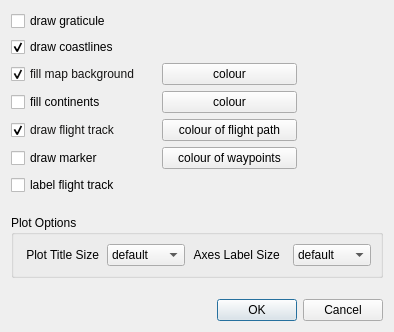
First picture: the form in mslib/msui/ui/ui_topview_mapappearance.ui, repository Open-MSS/MSS, before the edit.
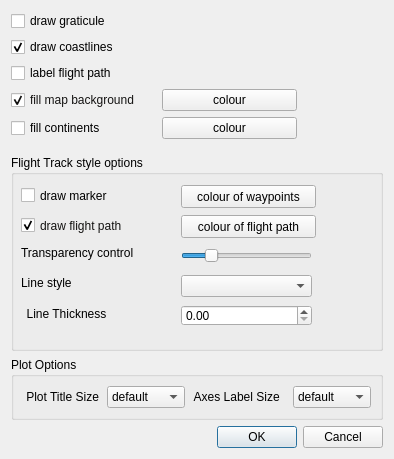
Second picture: the form after the edit.

Commit message:
feat: New UI for option in topview & sideview (#2407)
* UI and line thickness

* line thickness working

* every new feature working in option

* Ui of the sideview

* topview completely done without the ok

* both topview and sideview working

* key error fixed

* key error fixed in sideview

* ATQ feedback change UI

```diff
--- a/mslib/msui/ui/ui_topview_mapappearance.ui
+++ b/mslib/msui/ui/ui_topview_mapappearance.ui
@@ -7,7 +7,7 @@
     <x>0</x>
     <y>0</y>
     <width>394</width>
-    <height>332</height>
+    <height>459</height>
    </rect>
   </property>
   <property name="sizePolicy">
@@ -37,6 +37,13 @@
      </property>
     </widget>
    </item>
+   <item>
+    <widget class="QCheckBox" name="cbLabelFlightTrack">
+     <property name="text">
+      <string>label flight path</string>
+     </property>
+    </widget>
+   </item>
    <item>
     <layout class="QHBoxLayout" name="horizontalLayout">
      <item>
@@ -263,284 +270,270 @@
     </layout>
    </item>
    <item>
-    <layout class="QHBoxLayout" name="horizontalLayout_3">
-     <item>
-      <widget class="QCheckBox" name="cbDrawFlightTrack">
-       <property name="enabled">
-        <bool>true</bool>
-       </property>
-       <property name="sizePolicy">
-        <sizepolicy hsizetype="Minimum" vsizetype="Fixed">
-         <horstretch>0</horstretch>
-         <verstretch>0</verstretch>
-        </sizepolicy>
-       </property>
-       <property name="minimumSize">
-        <size>
-         <width>145</width>
-         <height>0</height>
-        </size>
-       </property>
-       <property name="palette">
-        <palette>
-         <active>
-          <colorrole role="WindowText">
-           <brush brushstyle="SolidPattern">
-            <color alpha="255">
-             <red>20</red>
-             <green>19</green>
-             <blue>18</blue>
-            </color>
-           </brush>
-          </colorrole>
-          <colorrole role="ButtonText">
-           <brush brushstyle="SolidPattern">
-            <color alpha="255">
-             <red>20</red>
-             <green>19</green>
-             <blue>18</blue>
-            </color>
-           </brush>
-          </colorrole>
-         </active>
-         <inactive>
-          <colorrole role="WindowText">
-           <brush brushstyle="SolidPattern">
-            <color alpha="255">
-             <red>20</red>
-             <green>19</green>
-             <blue>18</blue>
-            </color>
-           </brush>
-          </colorrole>
-          <colorrole role="ButtonText">
-           <brush brushstyle="SolidPattern">
-            <color alpha="255">
-             <red>20</red>
-             <green>19</green>
-             <blue>18</blue>
-            </color>
-           </brush>
-          </colorrole>
-         </inactive>
-         <disabled>
-          <colorrole role="WindowText">
-           <brush brushstyle="SolidPattern">
-            <color alpha="255">
-             <red>0</red>
-             <green>0</green>
-             <blue>0</blue>
-            </color>
-           </brush>
-          </colorrole>
-          <colorrole role="ButtonText">
-           <brush brushstyle="SolidPattern">
-            <color alpha="255">
-             <red>173</red>
-             <green>173</green>
-             <blue>173</blue>
-            </color>
-           </brush>
-          </colorrole>
-         </disabled>
-        </palette>
-       </property>
-       <property name="text">
-        <string>draw flight track</string>
-       </property>
-       <property name="checked">
-        <bool>true</bool>
-       </property>
-      </widget>
-     </item>
-     <item>
-      <widget class="QPushButton" name="btVerticesColour">
-       <property name="minimumSize">
-        <size>
-         <width>135</width>
-         <height>0</height>
-        </size>
-       </property>
-       <property name="text">
-        <string>colour of flight path</string>
-       </property>
-      </widget>
-     </item>
-     <item>
-      <spacer name="horizontalSpacer_3">
-       <property name="orientation">
-        <enum>Qt::Horizontal</enum>
-       </property>
-       <property name="sizeHint" stdset="0">
-        <size>
-         <width>40</width>
-         <height>20</height>
-        </size>
-       </property>
-      </spacer>
-     </item>
-    </layout>
-   </item>
-   <item>
-    <layout class="QHBoxLayout" name="horizontalLayout_5">
-     <item>
-      <widget class="QCheckBox" name="cbDrawMarker">
-       <property name="minimumSize">
-        <size>
-         <width>145</width>
-         <height>0</height>
-        </size>
-       </property>
-       <property name="toolTip">
-        <string>Draw a circle marker on every waypoint along the flight track</string>
-       </property>
-       <property name="text">
-        <string>draw marker</string>
-       </property>
-      </widget>
-     </item>
-     <item>
-      <widget class="QPushButton" name="btWaypointsColour">
-       <property name="minimumSize">
-        <size>
-         <width>135</width>
-         <height>0</height>
-        </size>
-       </property>
-       <property name="text">
-        <string>colour of waypoints</string>
-       </property>
-      </widget>
-     </item>
-     <item>
-      <spacer name="horizontalSpacer_4">
-       <property name="orientation">
-        <enum>Qt::Horizontal</enum>
-       </property>
-       <property name="sizeHint" stdset="0">
-        <size>
-         <width>40</width>
-         <height>20</height>
-        </size>
-       </property>
-      </spacer>
-     </item>
-    </layout>
-   </item>
-   <item>
-    <layout class="QHBoxLayout" name="horizontalLayout_4">
-     <item>
-      <widget class="QCheckBox" name="cbLabelFlightTrack">
-       <property name="text">
-        <string>label flight track</string>
-       </property>
-      </widget>
-     </item>
-    </layout>
-   </item>
-   <item>
-    <spacer name="verticalSpacer_2">
+    <spacer name="verticalSpacer">
      <property name="orientation">
       <enum>Qt::Vertical</enum>
      </property>
      <property name="sizeHint" stdset="0">
       <size>
        <width>20</width>
-       <height>40</height>
+       <height>10</height>
       </size>
      </property>
     </spacer>
    </item>
+   <item>
+    <widget class="QGroupBox" name="groupBox_2">
+     <property name="sizePolicy">
+      <sizepolicy hsizetype="Preferred" vsizetype="Preferred">
+       <horstretch>0</horstretch>
+       <verstretch>150</verstretch>
+      </sizepolicy>
+     </property>
+     <property name="title">
+      <string>Flight Track style options</string>
+     </property>
+     <widget class="QComboBox" name="cbLineStyle">
+      <property name="geometry">
+       <rect>
+        <x>170</x>
+        <y>120</y>
+        <width>131</width>
+        <height>22</height>
+       </rect>
+      </property>
+     </widget>
+     <widget class="QLabel" name="label_4">
+      <property name="geometry">
+       <rect>
+        <x>10</x>
+        <y>120</y>
+        <width>61</width>
+        <height>16</height>
+       </rect>
+      </property>
+      <property name="text">
+       <string>Line style</string>
+      </property>
+     </widget>
+     <widget class="QLabel" name="label_2">
+      <property name="geometry">
+       <rect>
+        <x>10</x>
+        <y>150</y>
+        <width>91</width>
+        <height>16</height>
+       </rect>
+      </property>
+      <property name="text">
+       <string>Line Thickness</string>
+      </property>
+      <property name="alignment">
+       <set>Qt::AlignBottom|Qt::AlignHCenter</set>
+      </property>
+     </widget>
+     <widget class="QDoubleSpinBox" name="sbLineThickness">
+      <property name="geometry">
+       <rect>
+        <x>170</x>
+        <y>150</y>
+        <width>131</width>
+        <height>21</height>
+       </rect>
+      </property>
+     </widget>
+     <widget class="QCheckBox" name="cbDrawMarker">
+      <property name="geometry">
+       <rect>
+        <x>10</x>
+        <y>30</y>
+        <width>145</width>
+        <height>21</height>
+       </rect>
+      </property>
+      <property name="minimumSize">
+       <size>
+        <width>145</width>
+        <height>0</height>
+       </size>
+      </property>
+      <property name="toolTip">
+       <string>Draw a circle marker on every waypoint along the flight track</string>
+      </property>
+      <property name="text">
+       <string>draw marker</string>
+      </property>
+     </widget>
+     <widget class="QPushButton" name="btWaypointsColour">
+      <property name="geometry">
+       <rect>
+        <x>170</x>
+        <y>30</y>
+        <width>135</width>
+        <height>23</height>
+       </rect>
+      </property>
+      <property name="minimumSize">
+       <size>
+        <width>135</width>
+        <height>0</height>
+       </size>
+      </property>
+      <property name="text">
+       <string>colour of waypoints</string>
+      </property>
+     </widget>
+     <widget class="QCheckBox" name="cbDrawFlightTrack">
+      <property name="enabled">
+       <bool>true</bool>
+      </property>
+      <property name="geometry">
+       <rect>
+        <x>10</x>
+        <y>60</y>
+        <width>145</width>
+        <height>21</height>
+       </rect>
+      </property>
+      <property name="sizePolicy">
+       <sizepolicy hsizetype="Minimum" vsizetype="Fixed">
+        <horstretch>0</horstretch>
+        <verstretch>0</verstretch>
+       </sizepolicy>
+      </property>
+      <property name="minimumSize">
+       <size>
+        <width>145</width>
+        <height>0</height>
+       </size>
+      </property>
+      <property name="palette">
+       <palette>
+        <active>
+         <colorrole role="WindowText">
+          <brush brushstyle="SolidPattern">
+           <color alpha="255">
+            <red>20</red>
+            <green>19</green>
+            <blue>18</blue>
+           </color>
+          </brush>
+         </colorrole>
+         <colorrole role="ButtonText">
+          <brush brushstyle="SolidPattern">
+           <color alpha="255">
+            <red>20</red>
+            <green>19</green>
+            <blue>18</blue>
+           </color>
+          </brush>
+         </colorrole>
+        </active>
+        <inactive>
+         <colorrole role="WindowText">
+          <brush brushstyle="SolidPattern">
+           <color alpha="255">
+            <red>20</red>
+            <green>19</green>
+            <blue>18</blue>
+           </color>
+          </brush>
+         </colorrole>
+         <colorrole role="ButtonText">
+          <brush brushstyle="SolidPattern">
+           <color alpha="255">
+            <red>20</red>
+            <green>19</green>
+            <blue>18</blue>
+           </color>
+          </brush>
+         </colorrole>
+        </inactive>
+        <disabled>
+         <colorrole role="WindowText">
+          <brush brushstyle="SolidPattern">
+           <color alpha="255">
+            <red>0</red>
+            <green>0</green>
+            <blue>0</blue>
+           </color>
+          </brush>
+         </colorrole>
+         <colorrole role="ButtonText">
+          <brush brushstyle="SolidPattern">
+           <color alpha="255">
+            <red>173</red>
+            <green>173</green>
+            <blue>173</blue>
+           </color>
+          </brush>
+         </colorrole>
+        </disabled>
+       </palette>
+      </property>
+      <property name="text">
+       <string>draw flight path</string>
+      </property>
+      <property name="checked">
+       <bool>true</bool>
+      </property>
+     </widget>
+     <widget class="QPushButton" name="btVerticesColour">
+      <property name="geometry">
+       <rect>
+        <x>170</x>
+        <y>60</y>
+        <width>135</width>
+        <height>23</height>
+       </rect>
+      </property>
+      <property name="minimumSize">
+       <size>
+        <width>135</width>
+        <height>0</height>
+       </size>
+      </property>
+      <property name="text">
+       <string>colour of flight path</string>
+      </property>
+     </widget>
+     <widget class="QLabel" name="label_3">
+      <property name="geometry">
+       <rect>
+        <x>10</x>
+        <y>90</y>
+        <width>131</width>
+        <height>16</height>
+       </rect>
+      </property>
+      <property name="text">
+       <string>Transparency control</string>
+      </property>
+     </widget>
+     <widget class="QSlider" name="hsTransparencyControl">
+      <property name="geometry">
+       <rect>
+        <x>170</x>
+        <y>90</y>
+        <width>131</width>
+        <height>22</height>
+       </rect>
+      </property>
+      <property name="value">
+       <number>20</number>
+      </property>
+      <property name="orientation">
+       <enum>Qt::Horizontal</enum>
+      </property>
+     </widget>
+    </widget>
+   </item>
    <item>
     <widget class="QGroupBox" name="groupBox">
      <property name="title">
       <string>Plot Options</string>
      </property>
      <layout class="QGridLayout" name="gridLayout_4">
-      <item row="3" column="1">
-       <widget class="QComboBox" name="tov_cbtitlesize">
-        <item>
-         <property name="text">
-          <string>default</string>
-         </property>
-        </item>
-        <item>
-         <property name="text">
-          <string>4</string>
-         </property>
-        </item>
-        <item>
-         <property name="text">
-          <string>6</string>
-         </property>
-        </item>
-        <item>
-         <property name="text">
-          <string>8</string>
-         </property>
-        </item>
-        <item>
-         <property name="text">
-          <string>10</string>
-         </property>
-        </item>
-        <item>
-         <property name="text">
-          <string>12</string>
-         </property>
-        </item>
-        <item>
-         <property name="text">
-          <string>14</string>
-         </property>
-        </item>
-        <item>
-         <property name="text">
-          <string>16</string>
-         </property>
-        </item>
-        <item>
-         <property name="text">
-          <string>18</string>
-         </property>
-        </item>
-        <item>
-         <property name="text">
-          <string>20</string>
-         </property>
-        </item>
-        <item>
-         <property name="text">
-          <string>22</string>
-         </property>
-        </item>
-        <item>
-         <property name="text">
-          <string>24</string>
-         </property>
-        </item>
-        <item>
-         <property name="text">
-          <string>26</string>
-         </property>
-        </item>
-        <item>
-         <property name="text">
-          <string>28</string>
-         </property>
-        </item>
-        <item>
-         <property name="text">
-          <string>30</string>
-         </property>
-        </item>
-        <item>
-         <property name="text">
-          <string>32</string>
-         </property>
-        </item>
-       </widget>
-      </item>
       <item row="3" column="2">
        <widget class="QLabel" name="label_7">
         <property name="text">
@@ -548,6 +541,90 @@
         </property>
        </widget>
       </item>
+      <item row="3" column="1">
+       <widget class="QComboBox" name="tov_cbtitlesize">
+        <item>
+         <property name="text">
+          <string>default</string>
+         </property>
+        </item>
+        <item>
+         <property name="text">
+          <string>4</string>
+         </property>
+        </item>
+        <item>
+         <property name="text">
+          <string>6</string>
+         </property>
+        </item>
+        <item>
+         <property name="text">
+          <string>8</string>
+         </property>
+        </item>
+        <item>
+         <property name="text">
+          <string>10</string>
+         </property>
+        </item>
+        <item>
+         <property name="text">
+          <string>12</string>
+         </property>
+        </item>
+        <item>
+         <property name="text">
+          <string>14</string>
+         </property>
+        </item>
+        <item>
+         <property name="text">
+          <string>16</string>
+         </property>
+        </item>
+        <item>
+         <property name="text">
+          <string>18</string>
+         </property>
+        </item>
+        <item>
+         <property name="text">
+          <string>20</string>
+         </property>
+        </item>
+        <item>
+         <property name="text">
+          <string>22</string>
+         </property>
+        </item>
+        <item>
+         <property name="text">
+          <string>24</string>
+         </property>
+        </item>
+        <item>
+         <property name="text">
+          <string>26</string>
+         </property>
+        </item>
+        <item>
+         <property name="text">
+          <string>28</string>
+         </property>
+        </item>
+        <item>
+         <property name="text">
+          <string>30</string>
+         </property>
+        </item>
+        <item>
+         <property name="text">
+          <string>32</string>
+         </property>
+        </item>
+       </widget>
+      </item>
       <item row="3" column="3">
        <widget class="QComboBox" name="tov_cbaxessize">
         <item>
@@ -642,19 +719,6 @@
      </layout>
     </widget>
    </item>
-   <item>
-    <spacer name="verticalSpacer">
-     <property name="orientation">
-      <enum>Qt::Vertical</enum>
-     </property>
-     <property name="sizeHint" stdset="0">
-      <size>
-       <width>20</width>
-       <height>40</height>
-      </size>
-     </property>
-    </spacer>
-   </item>
    <item>
     <widget class="QDialogButtonBox" name="buttonBox">
      <property name="orientation">
```
Left out of the diff: 8 changed lines with no effect on the pictures. The commit also changes 7 other files.
